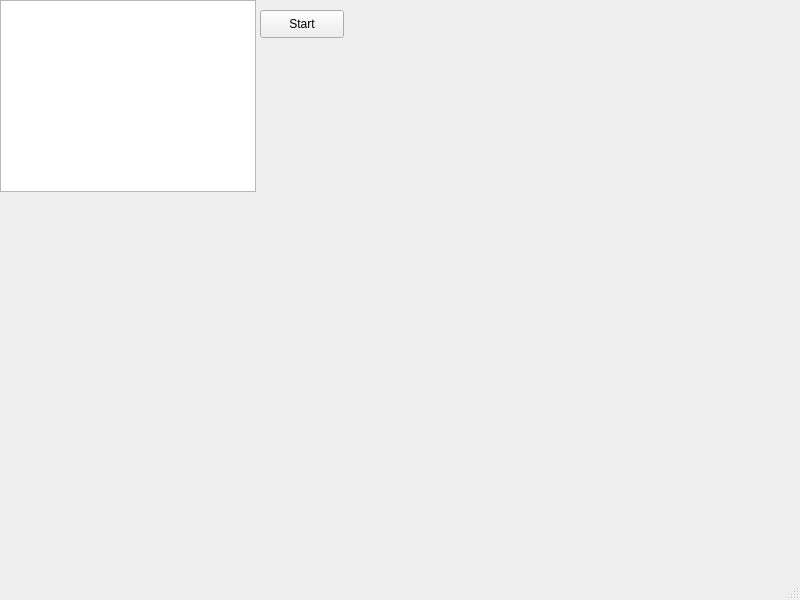
The window that Game/mainwindow.ui (kyllik/nysse) describes before a commit, drawn with Qt 5.
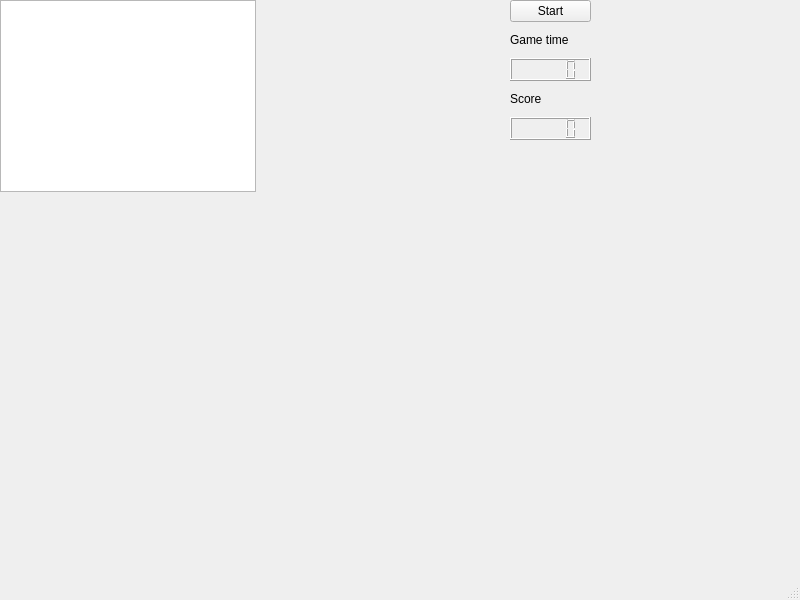
The same window after the commit.

Diff of the .ui file:
```diff
--- a/Game/mainwindow.ui
+++ b/Game/mainwindow.ui
@@ -30,18 +30,44 @@
      </sizepolicy>
     </property>
    </widget>
-   <widget class="QPushButton" name="startButton">
+   <widget class="QWidget" name="verticalLayoutWidget">
     <property name="geometry">
      <rect>
-      <x>260</x>
-      <y>10</y>
-      <width>84</width>
-      <height>28</height>
+      <x>510</x>
+      <y>0</y>
+      <width>81</width>
+      <height>140</height>
      </rect>
     </property>
-    <property name="text">
-     <string>Start</string>
-    </property>
+    <layout class="QVBoxLayout" name="verticalLayout_3">
+     <item>
+      <widget class="QPushButton" name="startButton">
+       <property name="text">
+        <string>Start</string>
+       </property>
+      </widget>
+     </item>
+     <item>
+      <widget class="QLabel" name="label">
+       <property name="text">
+        <string>Game time</string>
+       </property>
+      </widget>
+     </item>
+     <item>
+      <widget class="QLCDNumber" name="gameTimeLcdNumber"/>
+     </item>
+     <item>
+      <widget class="QLabel" name="label_2">
+       <property name="text">
+        <string>Score</string>
+       </property>
+      </widget>
+     </item>
+     <item>
+      <widget class="QLCDNumber" name="scoreLcdNumber"/>
+     </item>
+    </layout>
    </widget>
   </widget>
   <widget class="QMenuBar" name="menubar">
```
